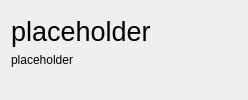
The window that data/designer/component.ui (edoren/EdoBot) describes before a commit, drawn with Qt 5.
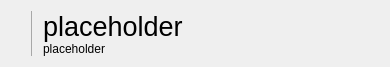
The same window after the commit. Icons and pictures are not drawn.

Diff of the .ui file:
```diff
--- a/data/designer/component.ui
+++ b/data/designer/component.ui
@@ -2,12 +2,84 @@
 <ui version="4.0">
  <class>Component</class>
  <widget class="QWidget" name="Component">
+  <property name="geometry">
+   <rect>
+    <x>0</x>
+    <y>0</y>
+    <width>390</width>
+    <height>66</height>
+   </rect>
+  </property>
+  <property name="sizePolicy">
+   <sizepolicy hsizetype="Preferred" vsizetype="Fixed">
+    <horstretch>0</horstretch>
+    <verstretch>0</verstretch>
+   </sizepolicy>
+  </property>
   <property name="windowTitle">
    <string>Form</string>
   </property>
   <layout class="QHBoxLayout" name="horizontalLayout">
+   <property name="spacing">
+    <number>10</number>
+   </property>
+   <item>
+    <spacer name="horizontalSpacer">
+     <property name="orientation">
+      <enum>Qt::Horizontal</enum>
+     </property>
+     <property name="sizeType">
+      <enum>QSizePolicy::Fixed</enum>
+     </property>
+     <property name="sizeHint" stdset="0">
+      <size>
+       <width>2</width>
+       <height>0</height>
+      </size>
+     </property>
+    </spacer>
+   </item>
+   <item>
+    <layout class="QVBoxLayout" name="verticalLayout_2">
+     <property name="spacing">
+      <number>0</number>
+     </property>
+     <item>
+      <widget class="QLabel" name="label_icon">
+       <property name="sizePolicy">
+        <sizepolicy hsizetype="Fixed" vsizetype="Fixed">
+         <horstretch>0</horstretch>
+         <verstretch>0</verstretch>
+        </sizepolicy>
+       </property>
+       <property name="text">
+        <string/>
+       </property>
+       <property name="alignment">
+        <set>Qt::AlignCenter</set>
+       </property>
+      </widget>
+     </item>
+    </layout>
+   </item>
+   <item>
+    <widget class="Line" name="line">
+     <property name="styleSheet">
+      <string notr="true">color: rgba(0, 0, 0, 0.3);</string>
+     </property>
+     <property name="frameShadow">
+      <enum>QFrame::Plain</enum>
+     </property>
+     <property name="orientation">
+      <enum>Qt::Vertical</enum>
+     </property>
+    </widget>
+   </item>
    <item>
     <layout class="QVBoxLayout" name="verticalLayout">
+     <property name="spacing">
+      <number>0</number>
+     </property>
      <item>
       <widget class="QLabel" name="label_name">
        <property name="font">
@@ -57,11 +129,33 @@
       <iconset theme="edit-undo">
        <normaloff>.</normaloff>.</iconset>
      </property>
+     <property name="iconSize">
+      <size>
+       <width>32</width>
+       <height>32</height>
+      </size>
+     </property>
      <property name="flat">
       <bool>true</bool>
      </property>
     </widget>
    </item>
+   <item>
+    <spacer name="horizontalSpacer_2">
+     <property name="orientation">
+      <enum>Qt::Horizontal</enum>
+     </property>
+     <property name="sizeType">
+      <enum>QSizePolicy::Fixed</enum>
+     </property>
+     <property name="sizeHint" stdset="0">
+      <size>
+       <width>2</width>
+       <height>0</height>
+      </size>
+     </property>
+    </spacer>
+   </item>
   </layout>
  </widget>
  <resources/>
```
